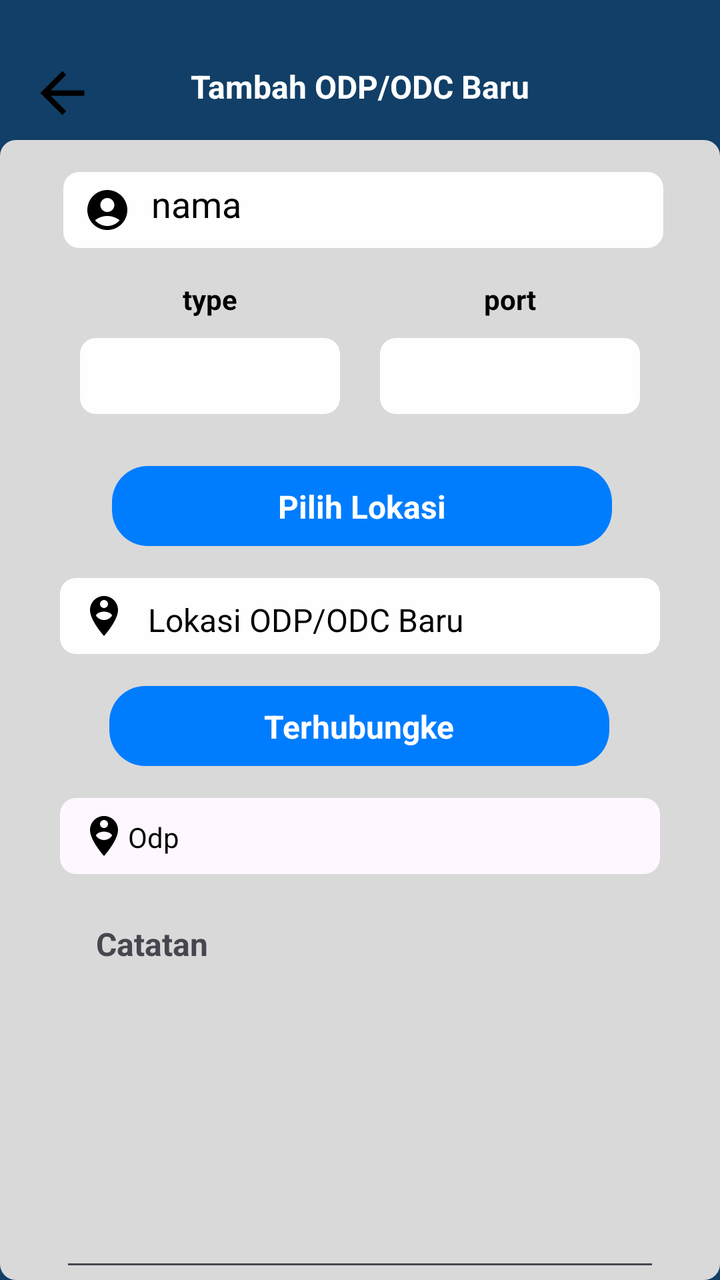
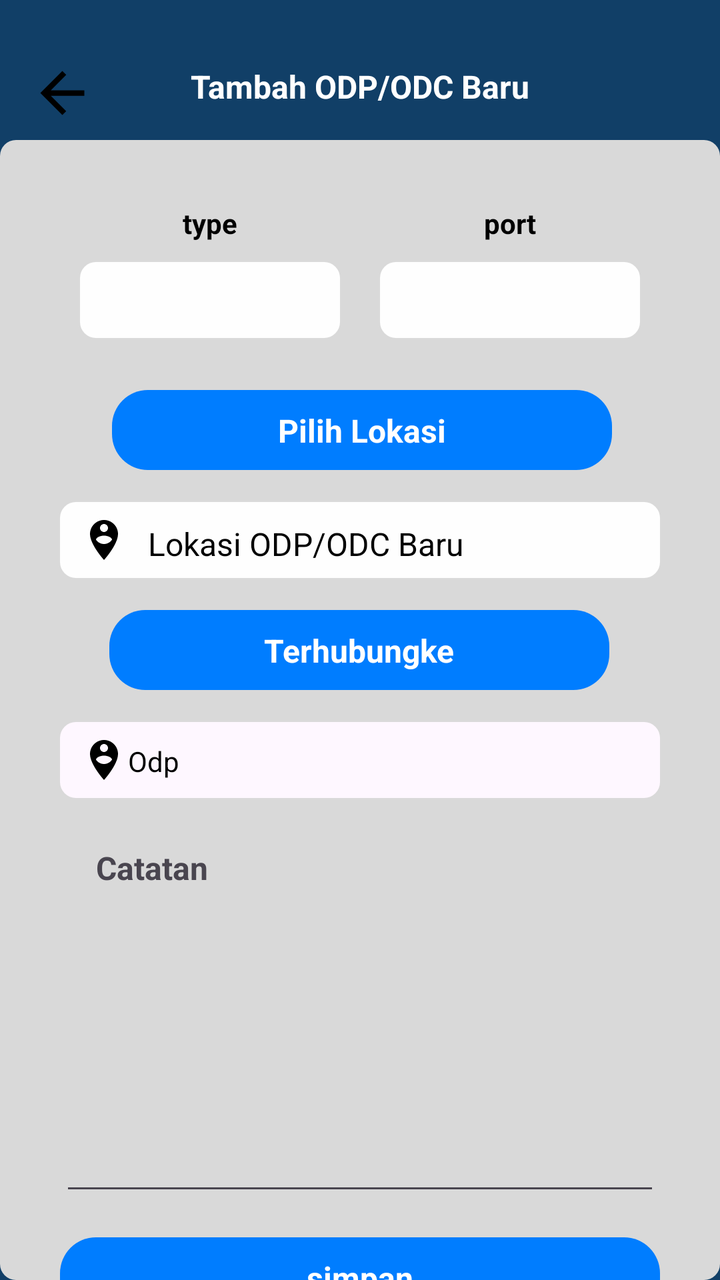

Two renders of the same Android screen: before a commit and after it. Below are the layout's source before the change and the commit's diff.
<!-- AndroidManifest.xml: application theme Theme.PenagihanWifi -->
<!-- res/layout/activity_tambah_odp.xml -->
<?xml version="1.0" encoding="utf-8"?>
<androidx.constraintlayout.widget.ConstraintLayout xmlns:android="http://schemas.android.com/apk/res/android"
    xmlns:app="http://schemas.android.com/apk/res-auto"
    xmlns:tools="http://schemas.android.com/tools"
    android:id="@+id/main"
    android:layout_width="match_parent"
    android:layout_height="match_parent"
    android:background="#113F67"
    tools:context=".map.TambahOdpActivity">

    <include
        android:id="@+id/include"
        layout="@layout/lottie_success" />


    <androidx.constraintlayout.widget.ConstraintLayout
        android:id="@+id/constraintLayout"
        android:layout_width="match_parent"
        android:layout_height="match_parent"
        android:layout_marginTop="70dp"
        android:background="@drawable/cr8bd9d9d9"
        app:layout_constraintBottom_toBottomOf="parent"
        app:layout_constraintEnd_toEndOf="parent"
        app:layout_constraintHorizontal_bias="1.0"
        app:layout_constraintStart_toStartOf="parent"
        app:layout_constraintTop_toTopOf="parent"
        app:layout_constraintVertical_bias="0.0">


        <EditText
            android:id="@+id/nama"
            android:layout_width="300dp"
            android:layout_height="38dp"
            android:layout_marginTop="16dp"
            android:background="@drawable/edittext_border_blue"
            android:drawableStart="@drawable/baseline_account_circle_24"
            android:drawablePadding="10dp"
            android:ems="10"
            android:hint="nama"
            android:inputType="text"
            android:padding="10dp"

            android:shadowRadius="20"
            android:textColor="#000000"
            android:textColorHint="#000000"
            android:textColorLink="#000000"
            app:layout_constraintEnd_toEndOf="parent"
            app:layout_constraintHorizontal_bias="0.529"
            app:layout_constraintStart_toStartOf="parent"
            app:layout_constraintTop_toTopOf="parent" />

        <LinearLayout
            android:id="@+id/linearLayout"
            android:layout_width="300dp"
            android:layout_height="wrap_content"
            android:layout_marginTop="16dp"
            android:orientation="horizontal"
            app:layout_constraintEnd_toEndOf="parent"
            app:layout_constraintStart_toStartOf="parent"
            app:layout_constraintTop_toBottomOf="@+id/nama">

            <LinearLayout
                android:layout_width="wrap_content"
                android:layout_height="match_parent"
                android:orientation="vertical">

                <TextView
                    android:id="@+id/textView8"
                    android:layout_width="match_parent"
                    android:layout_height="wrap_content"
                    android:layout_weight="1"
                    android:text="type"
                    android:textAlignment="center"
                    android:textColor="#000000"
                    android:textStyle="bold" />

                <Spinner
                    android:id="@+id/paketspinner"
                    android:layout_width="130dp"
                    android:layout_height="38dp"
                    android:layout_margin="10dp"
                    android:layout_marginTop="16dp"
                    android:background="@drawable/edittext_border_blue"
                    android:inputType="text"

                    android:popupBackground="@android:drawable/editbox_background"
                    android:shadowRadius="20"
                    android:textColor="#000000"
                    android:textColorHint="#000000" />

            </LinearLayout>

            <LinearLayout
                android:layout_width="wrap_content"
                android:layout_height="match_parent"
                android:orientation="vertical">

                <TextView
                    android:id="@+id/textView9"
                    android:layout_width="match_parent"
                    android:layout_height="wrap_content"
                    android:layout_weight="1"
                    android:text="port"
                    android:textAlignment="center"
                    android:textColor="#000000"
                    android:textStyle="bold" />

                <Spinner
                    android:id="@+id/arenaspinner"
                    android:layout_width="130dp"
                    android:layout_height="38dp"
                    android:layout_margin="10dp"
                    android:layout_marginTop="16dp"
                    android:background="@drawable/edittext_border_blue"

                    android:inputType="text"

                    android:popupBackground="@android:drawable/editbox_background"
                    android:shadowRadius="20"
                    android:textColor="#000000"
                    android:textColorHint="#000000" />
            </LinearLayout>

        </LinearLayout>

        <androidx.constraintlayout.widget.ConstraintLayout
            android:id="@+id/Layoutlokasi"
            android:layout_width="250dp"
            android:layout_height="40dp"
            android:layout_marginStart="82dp"
            android:layout_marginTop="16dp"
            android:layout_marginEnd="80dp"
            android:background="@drawable/dalamtopbutton"
            android:clickable="true"
            android:focusable="true"
            app:layout_constraintEnd_toEndOf="parent"
            app:layout_constraintStart_toStartOf="parent"
            app:layout_constraintTop_toBottomOf="@+id/linearLayout">

            <TextView
                android:layout_width="wrap_content"
                android:layout_height="wrap_content"
                android:text="Pilih Lokasi"
                android:textColor="#FFFFFF"
                android:textSize="16sp"
                android:textStyle="bold"
                app:layout_constraintBottom_toBottomOf="parent"
                app:layout_constraintEnd_toEndOf="parent"
                app:layout_constraintStart_toStartOf="parent"
                app:layout_constraintTop_toTopOf="parent" />
        </androidx.constraintlayout.widget.ConstraintLayout>


        <TextView
            android:id="@+id/koordinat"
            android:layout_width="300dp"
            android:layout_height="38dp"
            android:layout_marginTop="16dp"
            android:background="@drawable/edittext_border_blue"
            android:drawableStart="@drawable/baseline_person_pin_circle_24"

            android:drawablePadding="10dp"
            android:ems="10"
            android:inputType="text"
            android:padding="10dp"
            android:shadowRadius="20"
            android:text="Lokasi ODP/ODC Baru"
            android:textColor="#000000"
            android:textColorHint="#000000"
            android:textSize="16sp"
            app:layout_constraintEnd_toEndOf="parent"
            app:layout_constraintStart_toStartOf="parent"
            app:layout_constraintTop_toBottomOf="@+id/Layoutlokasi" />

        <androidx.constraintlayout.widget.ConstraintLayout
            android:id="@+id/LayoutOdp"
            android:layout_width="250dp"
            android:layout_height="40dp"
            android:layout_marginStart="80dp"
            android:layout_marginTop="16dp"
            android:layout_marginEnd="81dp"
            android:background="@drawable/dalamtopbutton"
            android:clickable="true"
            android:focusable="true"
            app:layout_constraintEnd_toEndOf="parent"
            app:layout_constraintStart_toStartOf="parent"
            app:layout_constraintTop_toBottomOf="@+id/koordinat">

            <TextView
                android:id="@+id/textView5"
                android:layout_width="wrap_content"
                android:layout_height="wrap_content"
                android:text="Terhubungke"
                android:textColor="#FFFFFF"
                android:textSize="16sp"
                android:textStyle="bold"
                app:layout_constraintBottom_toBottomOf="parent"
                app:layout_constraintEnd_toEndOf="parent"
                app:layout_constraintStart_toStartOf="parent"
                app:layout_constraintTop_toTopOf="parent" />
        </androidx.constraintlayout.widget.ConstraintLayout>

        <TextView
            android:id="@+id/odp"
            android:layout_width="300dp"
            android:layout_height="38dp"
            android:layout_marginTop="16dp"
            android:background="@drawable/edittext_border_blue"
            android:backgroundTint="@color/background"
            android:drawableStart="@drawable/baseline_person_pin_circle_24"

            android:inputType="text"
            android:popupBackground="@android:drawable/editbox_background"
            android:shadowRadius="20"
            android:text="Odp"
            android:textColor="#000000"
            android:textColorHint="#000000"
            app:layout_constraintEnd_toEndOf="parent"
            app:layout_constraintStart_toStartOf="parent"
            app:layout_constraintTop_toBottomOf="@+id/LayoutOdp"
            tools:ignore="MissingConstraints" />

        <TextView
            android:id="@+id/odpid"
            android:layout_width="304dp"
            android:layout_height="38dp"
            android:background="@drawable/edittext_border_blue"
            android:backgroundTint="@color/background"
            android:inputType="text"
            android:popupBackground="@android:drawable/editbox_background"

            android:shadowRadius="20"
            android:textColor="#000000"
            android:textColorHint="#000000"
            android:visibility="gone"
            app:layout_constraintEnd_toEndOf="parent"
            app:layout_constraintStart_toStartOf="parent"
            tools:ignore="MissingConstraints" />

        <TextView
            android:id="@+id/textView67"
            android:layout_width="wrap_content"
            android:layout_height="wrap_content"
            android:layout_marginTop="24dp"
            android:text="Catatan"
            android:textSize="16sp"
            android:textStyle="bold"
            app:layout_constraintEnd_toEndOf="parent"
            app:layout_constraintHorizontal_bias="0.158"
            app:layout_constraintStart_toStartOf="parent"
            app:layout_constraintTop_toBottomOf="@+id/odp" />

        <EditText
            android:id="@+id/editTextText"
            android:layout_width="300dp"
            android:layout_height="150dp"
            android:layout_marginStart="32dp"
            android:layout_marginTop="8dp"
            android:layout_marginEnd="32dp"
            android:ems="10"
            android:inputType="text"
            app:layout_constraintEnd_toEndOf="parent"
            app:layout_constraintStart_toStartOf="parent"
            app:layout_constraintTop_toBottomOf="@+id/textView67" />

        <androidx.constraintlayout.widget.ConstraintLayout
            android:id="@+id/simpan"
            android:layout_width="300dp"
            android:layout_height="40dp"
            android:layout_marginTop="16dp"
            android:background="@drawable/dalamtopbutton"
            android:clickable="true"
            android:focusable="true"
            android:text="simpan"
            android:textColor="@color/white"
            app:layout_constraintEnd_toEndOf="parent"
            app:layout_constraintStart_toStartOf="parent"
            app:layout_constraintTop_toBottomOf="@+id/editTextText">

            <TextView
                android:id="@+id/textView10"
                android:layout_width="wrap_content"
                android:layout_height="wrap_content"
                android:text="simpan"

                android:textColor="#FFFFFF"
                android:textSize="16sp"
                android:textStyle="bold"
                app:layout_constraintBottom_toBottomOf="parent"
                app:layout_constraintEnd_toEndOf="parent"
                app:layout_constraintStart_toStartOf="parent"
                app:layout_constraintTop_toTopOf="parent" />
        </androidx.constraintlayout.widget.ConstraintLayout>

    </androidx.constraintlayout.widget.ConstraintLayout>

    <include
        layout="@layout/lottie_success"
        android:layout_width="match_parent"
        android:layout_height="match_parent"
        app:layout_constraintBottom_toBottomOf="parent"
        app:layout_constraintEnd_toEndOf="parent"
        app:layout_constraintStart_toStartOf="parent"
        app:layout_constraintTop_toTopOf="parent" />

    <TextView
        android:id="@+id/textView4"
        android:layout_width="wrap_content"
        android:layout_height="wrap_content"
        android:layout_marginTop="16dp"
        android:text="Tambah ODP/ODC Baru"
        android:textColor="#FFFFFF"
        android:textSize="16sp"
        android:textStyle="bold"
        app:layout_constraintBottom_toTopOf="@+id/constraintLayout"
        app:layout_constraintEnd_toEndOf="parent"
        app:layout_constraintStart_toStartOf="parent"
        app:layout_constraintTop_toTopOf="parent" />

    <ImageView
        android:id="@+id/back"
        android:layout_width="33dp"
        android:layout_height="33dp"
        android:layout_marginStart="8dp"
        android:layout_marginTop="30dp"
        app:layout_constraintEnd_toEndOf="parent"
        app:layout_constraintHorizontal_bias="0.021"
        app:layout_constraintStart_toStartOf="parent"
        app:layout_constraintTop_toTopOf="parent"
        app:srcCompat="@drawable/baseline_arrow_back_24" />

</androidx.constraintlayout.widget.ConstraintLayout>
<!-- res/layout/lottie_success.xml (included above) -->
<?xml version="1.0" encoding="utf-8"?>
<FrameLayout xmlns:android="http://schemas.android.com/apk/res/android"
    xmlns:app="http://schemas.android.com/apk/res-auto"
    android:id="@+id/lottieContainer"
    android:layout_width="match_parent"
    android:layout_height="match_parent"
    android:visibility="gone"
    android:gravity="center">

    <androidx.constraintlayout.widget.ConstraintLayout
        android:layout_width="match_parent"
        android:layout_height="match_parent">
        <com.airbnb.lottie.LottieAnimationView
            android:id="@+id/lottieSuccess"
            android:layout_width="match_parent"
            android:layout_height="match_parent"
            app:lottie_autoPlay="true"
            app:lottie_fileName="Success.json"
            app:lottie_loop="false" />
    </androidx.constraintlayout.widget.ConstraintLayout>



</FrameLayout>
<!-- resources referenced by this layout -->
<resources>
  <color name="background">#FEF7FF</color>
  <color name="white">#FFFFFFFF</color>
  <!-- drawable baseline_account_circle_24 (drawable) -->
  <vector xmlns:android="http://schemas.android.com/apk/res/android" android:height="24dp" android:tint="#000000" android:viewportHeight="24" android:viewportWidth="24" android:width="24dp">
  
      <path android:fillColor="@android:color/white" android:pathData="M12,2C6.48,2 2,6.48 2,12s4.48,10 10,10s10,-4.48 10,-10S17.52,2 12,2zM12,6c1.93,0 3.5,1.57 3.5,3.5S13.93,13 12,13s-3.5,-1.57 -3.5,-3.5S10.07,6 12,6zM12,20c-2.03,0 -4.43,-0.82 -6.14,-2.88C7.55,15.8 9.68,15 12,15s4.45,0.8 6.14,2.12C16.43,19.18 14.03,20 12,20z"/>
  
  </vector>
  <!-- drawable baseline_arrow_back_24 (drawable) -->
  <vector xmlns:android="http://schemas.android.com/apk/res/android" android:autoMirrored="true" android:height="24dp" android:tint="#000000" android:viewportHeight="24" android:viewportWidth="24" android:width="24dp">
        
      <path android:fillColor="@android:color/white" android:pathData="M20,11H7.83l5.59,-5.59L12,4l-8,8 8,8 1.41,-1.41L7.83,13H20v-2z"/>
      
  </vector>
  <!-- drawable baseline_person_pin_circle_24 (drawable) -->
  <vector xmlns:android="http://schemas.android.com/apk/res/android" android:height="24dp" android:tint="#000000" android:viewportHeight="24" android:viewportWidth="24" android:width="24dp">
        
      <path android:fillColor="@android:color/white" android:pathData="M12,2C8.14,2 5,5.14 5,9c0,5.25 7,13 7,13s7,-7.75 7,-13C19,5.14 15.86,2 12,2zM12,4c1.1,0 2,0.9 2,2c0,1.11 -0.9,2 -2,2s-2,-0.89 -2,-2C10,4.9 10.9,4 12,4zM12,14c-1.67,0 -3.14,-0.85 -4,-2.15c0.02,-1.32 2.67,-2.05 4,-2.05s3.98,0.73 4,2.05C15.14,13.15 13.67,14 12,14z"/>
      
  </vector>
  <!-- drawable cr8bd9d9d9 (drawable) -->
  <?xml version="1.0" encoding="UTF-8"?>
  <shape
  	xmlns:android="http://schemas.android.com/apk/res/android">
  	<solid
  		android:color="#D9D9D9"
  	/>
  	<corners
  		android:radius="8dp"
  	/>      
  </shape>
  <!-- drawable dalamtopbutton (drawable) -->
  <?xml version="1.0" encoding="utf-8"?>
  <selector xmlns:android="http://schemas.android.com/apk/res/android">
  <item>
      <shape android:shape="rectangle">
          <corners android:radius="18sp"/>
          <solid android:color="#007dff"/>
  
      </shape>
  </item>
  </selector>
  <!-- drawable edittext_border_blue (drawable) -->
  <shape xmlns:android="http://schemas.android.com/apk/res/android">
      <solid android:color="#FEFEFE" />
       
      <corners android:radius="8dp" /> 
      <padding
          android:left="10dp"
          android:top="10dp"
          android:right="10dp"
          android:bottom="10dp"/>
  </shape>
  <style name="Theme.PenagihanWifi" parent="Base.Theme.PenagihanWifi" />
  <style name="Base.Theme.PenagihanWifi" parent="Theme.Material3.DayNight.NoActionBar">
          
          <item name="android:windowFullscreen">true</item>
          
      </style>
</resources>

<!-- the commit's change to res/layout/activity_tambah_odp.xml (unified diff, before → after) -->
@@ -27,37 +27,15 @@
         app:layout_constraintVertical_bias="0.0">
 
 
-        <EditText
-            android:id="@+id/nama"
-            android:layout_width="300dp"
-            android:layout_height="38dp"
-            android:layout_marginTop="16dp"
-            android:background="@drawable/edittext_border_blue"
-            android:drawableStart="@drawable/baseline_account_circle_24"
-            android:drawablePadding="10dp"
-            android:ems="10"
-            android:hint="nama"
-            android:inputType="text"
-            android:padding="10dp"
-
-            android:shadowRadius="20"
-            android:textColor="#000000"
-            android:textColorHint="#000000"
-            android:textColorLink="#000000"
-            app:layout_constraintEnd_toEndOf="parent"
-            app:layout_constraintHorizontal_bias="0.529"
-            app:layout_constraintStart_toStartOf="parent"
-            app:layout_constraintTop_toTopOf="parent" />
-
         <LinearLayout
             android:id="@+id/linearLayout"
             android:layout_width="300dp"
             android:layout_height="wrap_content"
-            android:layout_marginTop="16dp"
+            android:layout_marginTop="32dp"
             android:orientation="horizontal"
             app:layout_constraintEnd_toEndOf="parent"
             app:layout_constraintStart_toStartOf="parent"
-            app:layout_constraintTop_toBottomOf="@+id/nama">
+            app:layout_constraintTop_toTopOf="parent">
 
             <LinearLayout
                 android:layout_width="wrap_content"
@@ -75,7 +53,7 @@
                     android:textStyle="bold" />
 
                 <Spinner
-                    android:id="@+id/paketspinner"
+                    android:id="@+id/typeodp"
                     android:layout_width="130dp"
                     android:layout_height="38dp"
                     android:layout_margin="10dp"
@@ -106,7 +84,7 @@
                     android:textStyle="bold" />
 
                 <Spinner
-                    android:id="@+id/arenaspinner"
+                    android:id="@+id/port"
                     android:layout_width="130dp"
                     android:layout_height="38dp"
                     android:layout_margin="10dp"
<!-- resource entries referenced after the edit -->
@@ -2,12 +2,6 @@
 <resources>
   <color name="background">#FEF7FF</color>
   <color name="white">#FFFFFFFF</color>
-  <!-- drawable baseline_account_circle_24 (drawable) -->
-  <vector xmlns:android="http://schemas.android.com/apk/res/android" android:height="24dp" android:tint="#000000" android:viewportHeight="24" android:viewportWidth="24" android:width="24dp">
-  
-      <path android:fillColor="@android:color/white" android:pathData="M12,2C6.48,2 2,6.48 2,12s4.48,10 10,10s10,-4.48 10,-10S17.52,2 12,2zM12,6c1.93,0 3.5,1.57 3.5,3.5S13.93,13 12,13s-3.5,-1.57 -3.5,-3.5S10.07,6 12,6zM12,20c-2.03,0 -4.43,-0.82 -6.14,-2.88C7.55,15.8 9.68,15 12,15s4.45,0.8 6.14,2.12C16.43,19.18 14.03,20 12,20z"/>
-  
-  </vector>
   <!-- drawable baseline_arrow_back_24 (drawable) -->
   <vector xmlns:android="http://schemas.android.com/apk/res/android" android:autoMirrored="true" android:height="24dp" android:tint="#000000" android:viewportHeight="24" android:viewportWidth="24" android:width="24dp">
         
